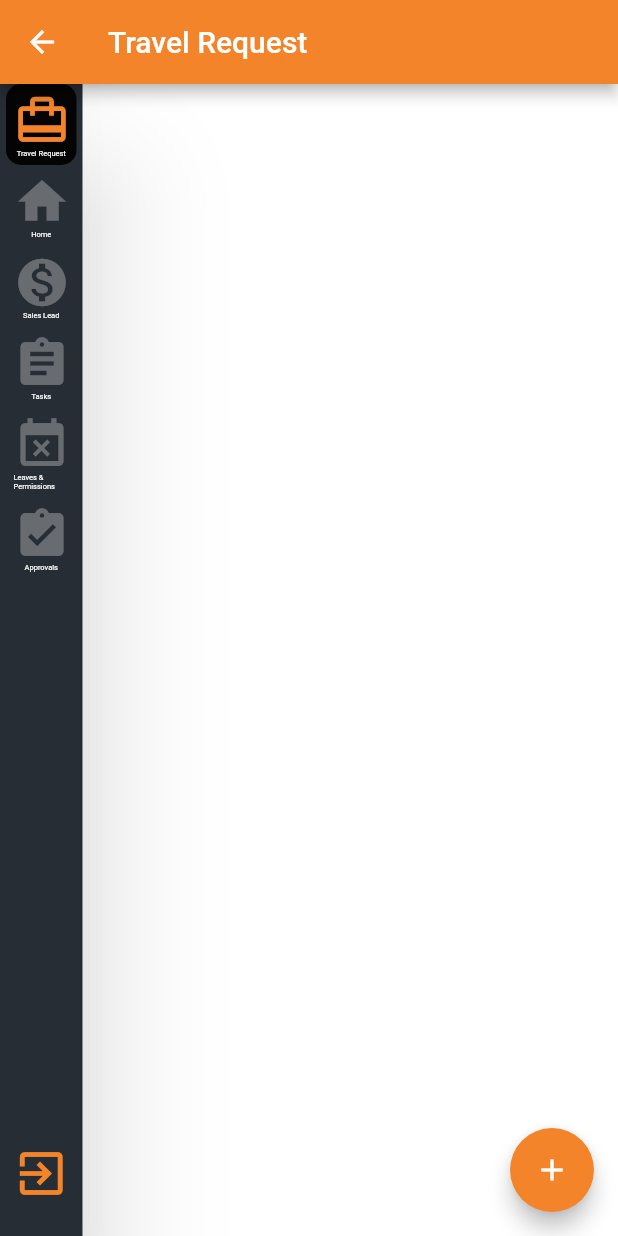
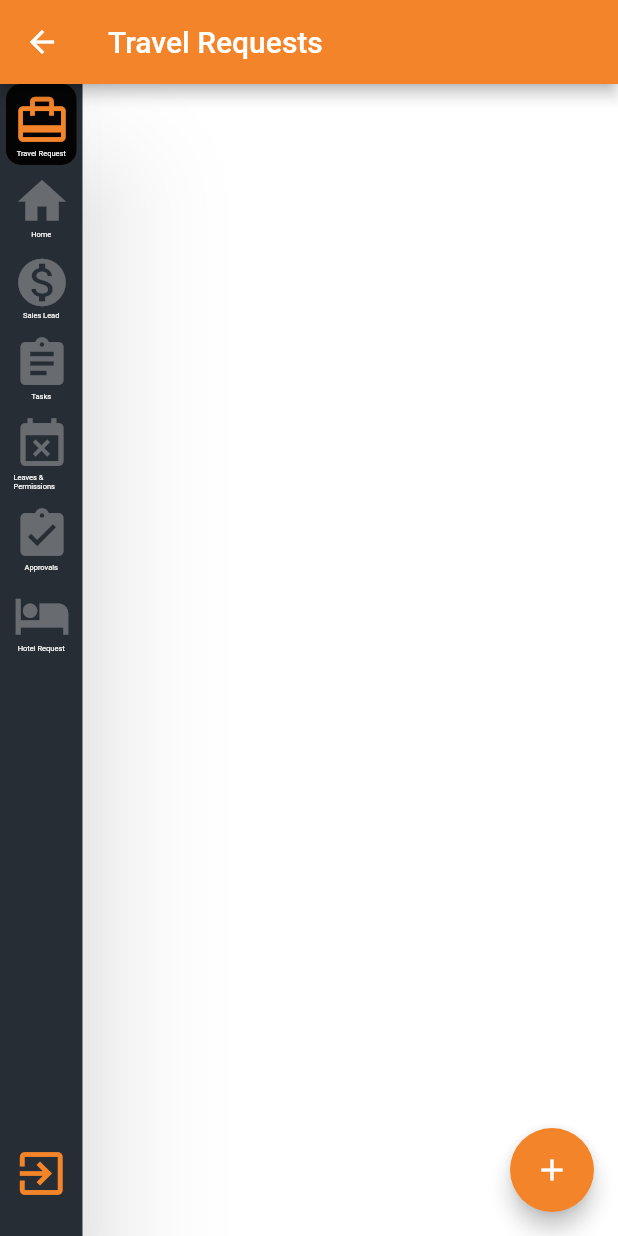
Before and after one commit to EswarVarma91/e-biz-3.0, a Flutter app: the TravelRequestList screen opened directly, after a tap on "Travel Request", on a phone screen of 412 x 824 dp. Run offline on Flutter 3.47's test engine with Material 2 defaults, Android fonts, the phone set to English and light mode, and no system bars; our stand-ins replace connectivity, dio, flutter_datetime_picker, flutter_speed_dial, fluttertoast, google_maps_flutter and 4 more; accounts and stored records are empty; network calls fail.

Commit message:
hotel request page

```diff
--- a/lib/commonDrawer/CollapsingNavigationDrawer.dart
+++ b/lib/commonDrawer/CollapsingNavigationDrawer.dart
@@ -2,6 +2,7 @@ import 'package:eaglebiz/activity/HomePage.dart';
 import 'package:eaglebiz/activity/Login.dart';
 import 'package:eaglebiz/commonDrawer/CollapsingListTile.dart';
 import 'package:eaglebiz/functionality/approvals/Approvals.dart';
+import 'package:eaglebiz/functionality/hotel/HotelRequestList.dart';
 import 'package:eaglebiz/functionality/location/MapsActivity.dart';
 import 'package:eaglebiz/functionality/permissions/Permissions.dart';
 import 'package:eaglebiz/functionality/salesLead/SalesLead.dart';
@@ -44,6 +45,7 @@ class CollapsingNavigationDrawerState extends State<CollapsingNavigationDrawer>
     NavigationModel(title: "Leaves & Permissions", icon: Icons.event_busy),
     NavigationModel(title: "Approvals", icon: Icons.assignment_turned_in),
     NavigationModel(title: "Travel Request", icon: Icons.card_travel),
+    NavigationModel(title: "Hotel Request", icon: Icons.hotel),
 //    NavigationModel(title: "Location", icon: Icons.location_searching),
   ];
 
@@ -53,7 +55,8 @@ class CollapsingNavigationDrawerState extends State<CollapsingNavigationDrawer>
     NavigationModel(title: "Sales Lead", icon: Icons.monetization_on),
     NavigationModel(title: "Tasks", icon: Icons.assignment),
     NavigationModel(title: "Approvals", icon: Icons.assignment_turned_in),
-    NavigationModel(title: "Travel Request", icon: Icons.card_travel)
+    NavigationModel(title: "Travel Request", icon: Icons.card_travel),
+    NavigationModel(title: "Hotel Request", icon: Icons.hotel),
 //    NavigationModel(title: "Location", icon: Icons.location_searching),
   ];
 
@@ -63,7 +66,8 @@ class CollapsingNavigationDrawerState extends State<CollapsingNavigationDrawer>
     NavigationModel(title: "Tasks", icon: Icons.assignment),
     NavigationModel(title: "Leaves & Permissions", icon: Icons.event_busy),
     NavigationModel(title: "Approvals", icon: Icons.assignment_turned_in),
-    NavigationModel(title: "Travel Request", icon: Icons.card_travel)
+    NavigationModel(title: "Travel Request", icon: Icons.card_travel),
+    NavigationModel(title: "Hotel Request", icon: Icons.hotel),
 //    NavigationModel(title: "Location", icon: Icons.location_searching),
   ];
 
@@ -73,7 +77,8 @@ class CollapsingNavigationDrawerState extends State<CollapsingNavigationDrawer>
     NavigationModel(title: "Sales Lead", icon: Icons.monetization_on),
     NavigationModel(title: "Leaves & Permissions", icon: Icons.event_busy),
     NavigationModel(title: "Approvals", icon: Icons.assignment_turned_in),
-    NavigationModel(title: "Travel Request", icon: Icons.card_travel)
+    NavigationModel(title: "Travel Request", icon: Icons.card_travel),
+    NavigationModel(title: "Hotel Request", icon: Icons.hotel),
 //    NavigationModel(title: "Location", icon: Icons.location_searching),
   ];
 
@@ -84,6 +89,7 @@ class CollapsingNavigationDrawerState extends State<CollapsingNavigationDrawer>
     NavigationModel(title: "Tasks", icon: Icons.assignment),
     NavigationModel(title: "Leaves & Permissions", icon: Icons.event_busy),
     NavigationModel(title: "Approvals", icon: Icons.assignment_turned_in),
+    NavigationModel(title: "Hotel Request", icon: Icons.hotel),
 
 //    NavigationModel(title: "Location", icon: Icons.location_searching),
   ];
@@ -94,7 +100,8 @@ class CollapsingNavigationDrawerState extends State<CollapsingNavigationDrawer>
     NavigationModel(title: "Sales Lead", icon: Icons.monetization_on),
     NavigationModel(title: "Tasks", icon: Icons.assignment),
     NavigationModel(title: "Leaves & Permissions", icon: Icons.event_busy),
-    NavigationModel(title: "Travel Request", icon: Icons.card_travel)
+    NavigationModel(title: "Travel Request", icon: Icons.card_travel),
+    NavigationModel(title: "Hotel Request", icon: Icons.hotel),
 //    NavigationModel(title: "Location", icon: Icons.location_searching,),
   ];
   List<NavigationModel> navigationItemsLocation = [
@@ -106,8 +113,20 @@ class CollapsingNavigationDrawerState extends State<CollapsingNavigationDrawer>
     NavigationModel(title: "Sales Lead", icon: Icons.monetization_on),
     NavigationModel(title: "Tasks", icon: Icons.assignment),
     NavigationModel(title: "Leaves & Permissions", icon: Icons.event_busy),
-    NavigationModel(title: "Travel Request", icon: Icons.card_travel)
+    NavigationModel(title: "Travel Request", icon: Icons.card_travel),
+    NavigationModel(title: "Hotel Request", icon: Icons.hotel),
 //    NavigationModel(title: "Approvals", icon: Icons.assignment_turned_in),
+  ];
+
+  List<NavigationModel> navigationItemsHotels = [
+    NavigationModel(title: "Hotel Request", icon: Icons.hotel),
+    NavigationModel(title: "Home", icon: Icons.home),
+    NavigationModel(title: "Sales Lead", icon: Icons.monetization_on),
+    NavigationModel(title: "Tasks", icon: Icons.assignment),
+    NavigationModel(title: "Leaves & Permissions", icon: Icons.event_busy),
+    NavigationModel(title: "Approvals", icon: Icons.assignment_turned_in),
+    NavigationModel(title: "Travel Request", icon: Icons.card_travel),
+//    NavigationModel(title: "Location", icon: Icons.location_searching),
   ];
 
   getFullName() async {
@@ -132,6 +151,9 @@ class CollapsingNavigationDrawerState extends State<CollapsingNavigationDrawer>
         } else if (result.toString() == "7") {
           navigationItemsTravel.removeWhere((a) => a.title == "Approvals");
           listMain = navigationItemsTravel;
+        } else if (result.toString() == "8") {
+          navigationItemsHotels.removeWhere((a) => a.title == "Approvals");
+          listMain = navigationItemsHotels;
         }
 
 //        else if(result.toString()=="6"){
@@ -151,6 +173,8 @@ class CollapsingNavigationDrawerState extends State<CollapsingNavigationDrawer>
           listMain = navigationItemsApprovals;
         } else if (result.toString() == "7") {
           listMain = navigationItemsTravel;
+        } else if (result.toString() == "8") {
+          listMain = navigationItemsHotels;
         }
 //        else if(result.toString()=="6"){
 //        listMain=navigationItemsLocation;
@@ -239,6 +263,13 @@ class CollapsingNavigationDrawerState extends State<CollapsingNavigationDrawer>
                               builder: (BuildContext context) =>
                                   TravelRequestList()),
                         );
+                      } else if (listMain[counter].title == "Hotel Request") {
+                        var navigator = Navigator.of(context);
+                        navigator.push(
+                          MaterialPageRoute(
+                              builder: (BuildContext context) =>
+                                  HotelRequestList()),
+                        );
                       }
                     },
                     isSelected: currentSelectedIndex == counter,
--- a/lib/functionality/travel/AddTravelRequest.dart
+++ b/lib/functionality/travel/AddTravelRequest.dart
@@ -65,7 +65,7 @@ class _AddTravelRequestState extends State<AddTravelRequest> {
     return Scaffold(
       appBar: AppBar(
         title: Text(
-          'Add travel request',
+          'Add Travel Request',
           style: TextStyle(color: Colors.white),
         ),
         iconTheme: IconThemeData(color: Colors.white),
--- a/lib/functionality/travel/TravelRequestList.dart
+++ b/lib/functionality/travel/TravelRequestList.dart
@@ -31,7 +31,7 @@ class _TravelRequestListState extends State<TravelRequestList> {
     return Scaffold(
       appBar: AppBar(
         title: Text(
-          'Travel Request',
+          'Travel Requests',
           style: TextStyle(color: Colors.white),
         ),
         iconTheme: IconThemeData(color: Colors.white),
```
Also changed, not shown: lib/functionality/hotel/HotelRequestList.dart (added, +266 -0 lines).
